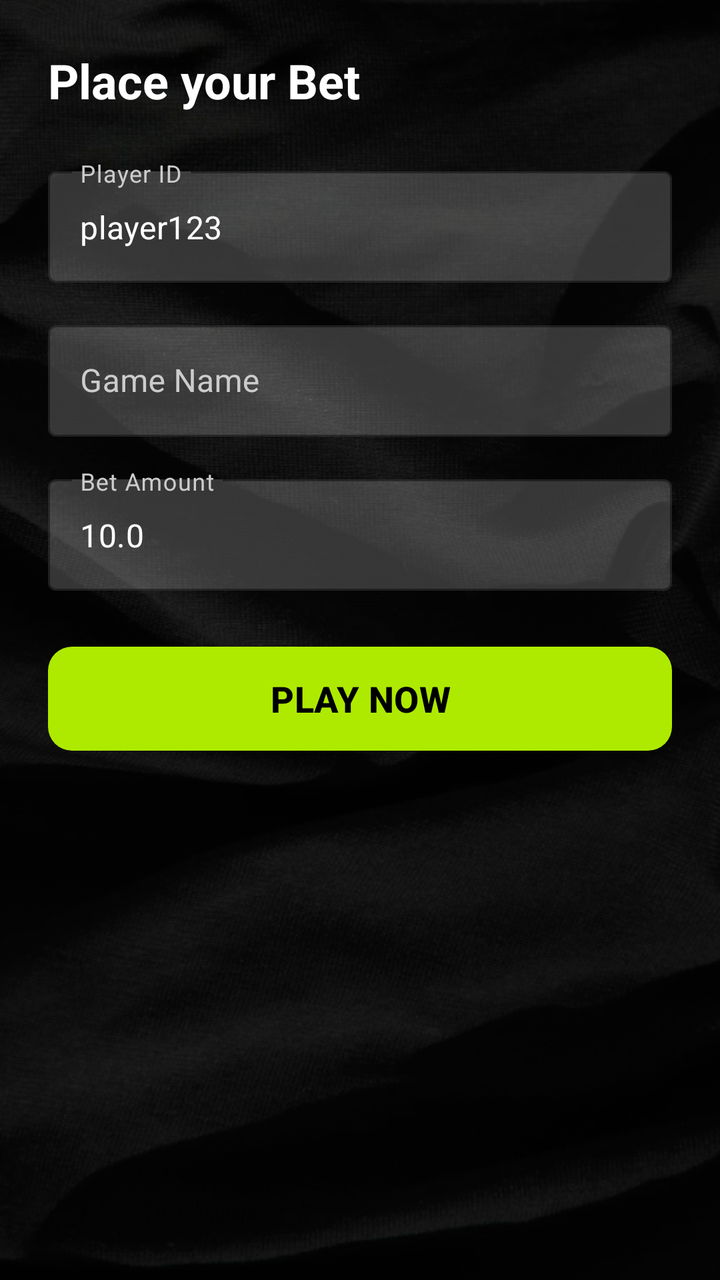
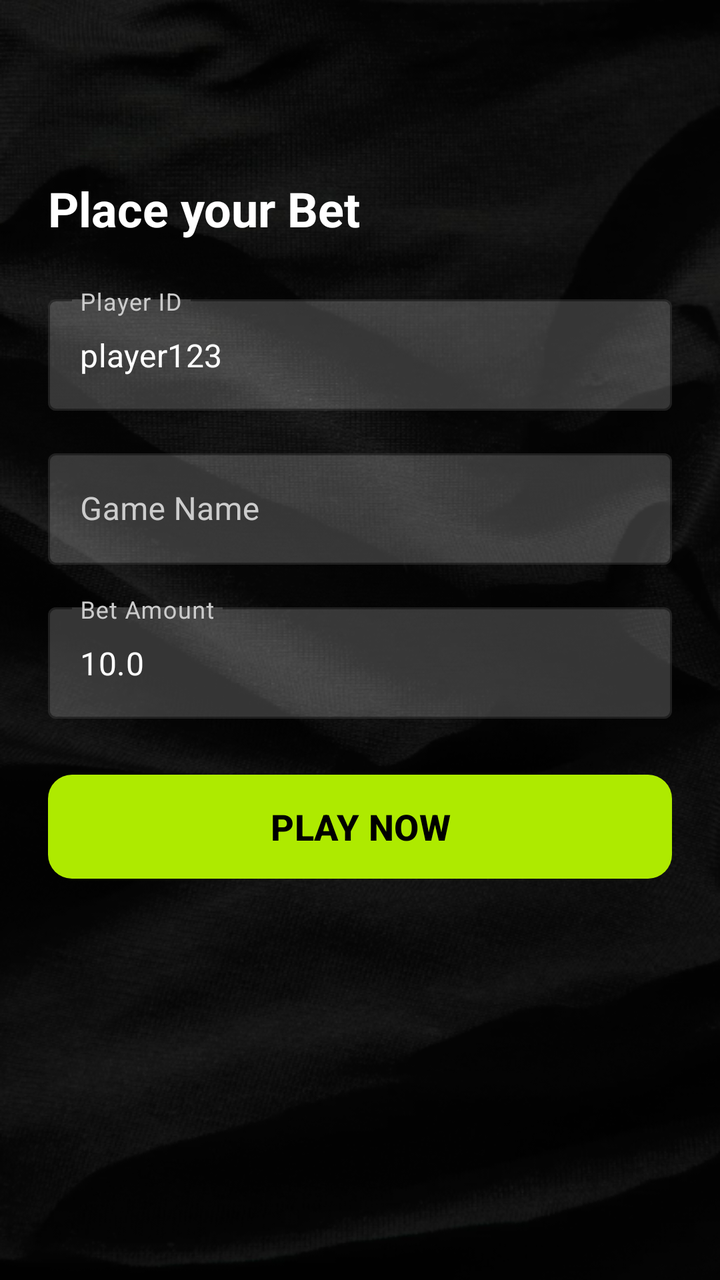

Before-and-after screenshots of an Android layout around one commit, followed by the original layout XML and the change that was made.
<!-- AndroidManifest.xml: application theme Theme.MyApplication -->
<!-- res/layout/activity_play.xml -->
<?xml version="1.0" encoding="utf-8"?>

<ScrollView xmlns:android="http://schemas.android.com/apk/res/android"
    xmlns:app="http://schemas.android.com/apk/res-auto"
    android:layout_width="match_parent"
    android:layout_height="match_parent"
    android:background="@null">

    <LinearLayout
        android:layout_width="match_parent"
        android:layout_height="wrap_content"
        android:orientation="vertical"
        android:padding="24dp">

        <TextView
            android:layout_width="wrap_content"
            android:layout_height="wrap_content"
            android:text="Place your Bet"
            android:textSize="24sp"
            android:textStyle="bold"
            android:textColor="#FFFFFF"
            android:layout_marginBottom="24dp"/>

        <com.google.android.material.textfield.TextInputLayout
            android:layout_width="match_parent"
            android:layout_height="wrap_content"
            android:hint="Player ID"
            style="@style/Widget.MaterialComponents.TextInputLayout.OutlinedBox"
            android:layout_marginBottom="16dp"
            android:textColorHint="#CCCCCC"
            app:boxStrokeColor="@color/lime"
            app:hintTextColor="@color/lime"
            app:boxBackgroundColor="@color/glass_input">
            <com.google.android.material.textfield.TextInputEditText
                android:id="@+id/et_player_id"
                android:layout_width="match_parent"
                android:layout_height="wrap_content"
                android:text="player123"
                android:textColor="@color/white"/>
        </com.google.android.material.textfield.TextInputLayout>

        <com.google.android.material.textfield.TextInputLayout
            android:layout_width="match_parent"
            android:layout_height="wrap_content"
            android:hint="Game Name"
            style="@style/Widget.MaterialComponents.TextInputLayout.OutlinedBox"
            android:layout_marginBottom="16dp"
            android:textColorHint="#CCCCCC"
            app:boxStrokeColor="@color/lime"
            app:hintTextColor="@color/lime"
            app:boxBackgroundColor="@color/glass_input">
            <com.google.android.material.textfield.TextInputEditText
                android:id="@+id/et_game_name"
                android:layout_width="match_parent"
                android:layout_height="wrap_content"
                android:textColor="@color/white"/>
        </com.google.android.material.textfield.TextInputLayout>

        <com.google.android.material.textfield.TextInputLayout
            android:layout_width="match_parent"
            android:layout_height="wrap_content"
            android:hint="Bet Amount"
            style="@style/Widget.MaterialComponents.TextInputLayout.OutlinedBox"
            android:layout_marginBottom="24dp"
            android:textColorHint="#CCCCCC"
            app:boxStrokeColor="@color/lime"
            app:hintTextColor="@color/lime"
            app:boxBackgroundColor="@color/glass_input">
            <com.google.android.material.textfield.TextInputEditText
                android:id="@+id/et_amount"
                android:layout_width="match_parent"
                android:layout_height="wrap_content"
                android:inputType="numberDecimal"
                android:text="10.0"
                android:textColor="@color/white"/>
        </com.google.android.material.textfield.TextInputLayout>

        <com.google.android.material.button.MaterialButton
            android:id="@+id/btn_play"
            android:layout_width="match_parent"
            android:layout_height="60dp"
            android:text="PLAY NOW"
            app:cornerRadius="12dp"
            android:textSize="18sp"
            android:textStyle="bold"
            android:textColor="@color/black"
            app:backgroundTint="@color/lime"
            android:layout_marginBottom="32dp"/>

        <ProgressBar
            android:id="@+id/progress_bar"
            android:layout_width="wrap_content"
            android:layout_height="wrap_content"
            android:layout_gravity="center"
            android:visibility="gone"
            android:layout_marginBottom="24dp"
            android:indeterminateTint="@color/lime"/>

        <com.google.android.material.card.MaterialCardView
            android:id="@+id/result_card"
            android:layout_width="match_parent"
            android:layout_height="wrap_content"
            android:visibility="gone"
            app:cardCornerRadius="16dp"
            app:cardElevation="4dp"
            app:strokeColor="@color/lime"
            app:strokeWidth="1dp"
            app:cardBackgroundColor="@color/glass_dark">

            <LinearLayout
                android:layout_width="match_parent"
                android:layout_height="wrap_content"
                android:orientation="vertical"
                android:padding="20dp">

                <TextView
                    android:id="@+id/tv_result_title"
                    android:layout_width="wrap_content"
                    android:layout_height="wrap_content"
                    android:text="Bet Result"
                    android:textSize="20sp"
                    android:textStyle="bold"
                    android:textColor="@color/white"
                    android:layout_marginBottom="16dp"/>

                <TableLayout
                    android:layout_width="match_parent"
                    android:layout_height="wrap_content"
                    android:stretchColumns="1">

                    <TableRow android:layout_marginBottom="8dp">
                        <TextView android:text="Payout: " android:textColor="#CCCCCC"/>
                        <TextView android:id="@+id/tv_payout" android:textStyle="bold" android:textColor="@color/lime" android:gravity="end"/>
                    </TableRow>

                    <TableRow android:layout_marginBottom="8dp">
                        <TextView android:text="Net Profit/Loss: " android:textColor="#CCCCCC"/>
                        <TextView android:id="@+id/tv_net_profit" android:textStyle="bold" android:gravity="end"/>
                    </TableRow>

                    <TableRow android:layout_marginBottom="8dp">
                        <TextView android:text="Jackpot Hit: " android:textColor="#CCCCCC"/>
                        <TextView android:id="@+id/tv_jackpot_hit" android:textStyle="bold" android:textColor="@color/white" android:gravity="end"/>
                    </TableRow>

                    <TableRow android:layout_marginBottom="8dp">
                        <TextView android:text="Random Num: " android:textColor="#CCCCCC"/>
                        <TextView android:id="@+id/tv_random_num" android:textColor="@color/white" android:gravity="end"/>
                    </TableRow>

                    <View
                        android:layout_width="match_parent"
                        android:layout_height="1dp"
                        android:background="#444444"
                        android:layout_marginTop="8dp"
                        android:layout_marginBottom="8dp"/>

                    <TableRow>
                        <TextView android:text="Remaining Balance: " android:textColor="#CCCCCC" android:textStyle="bold"/>
                        <TextView android:id="@+id/tv_balance" android:textStyle="bold" android:textColor="@color/lime" android:gravity="end"/>
                    </TableRow>
                </TableLayout>
            </LinearLayout>
        </com.google.android.material.card.MaterialCardView>

    </LinearLayout>
</ScrollView>
<!-- resources referenced by this layout -->
<resources>
  <color name="black">#FF000000</color>
  <color name="glass_dark">#B3000000</color>
  <color name="glass_input">#33FFFFFF</color>
  <color name="lime">#AEEA00</color>
  <color name="white">#FFFFFFFF</color>
  <style name="Theme.MyApplication" parent="Base.Theme.MyApplication" />
  <style name="Base.Theme.MyApplication" parent="Theme.Material3.DayNight.NoActionBar">
          
          
          <item name="android:windowBackground">@drawable/app_background</item>
          <item name="android:windowTranslucentStatus">true</item>
          <item name="android:windowTranslucentNavigation">true</item>
      </style>
  <!-- drawable app_background: png bitmap (drawable, 230819 bytes) -->
</resources>

<!-- the commit's change to res/layout/activity_play.xml (unified diff, before → after) -->
@@ -10,7 +10,8 @@
         android:layout_width="match_parent"
         android:layout_height="wrap_content"
         android:orientation="vertical"
-        android:padding="24dp">
+        android:padding="24dp"
+        android:layout_marginTop="64dp">
 
         <TextView
             android:layout_width="wrap_content"
